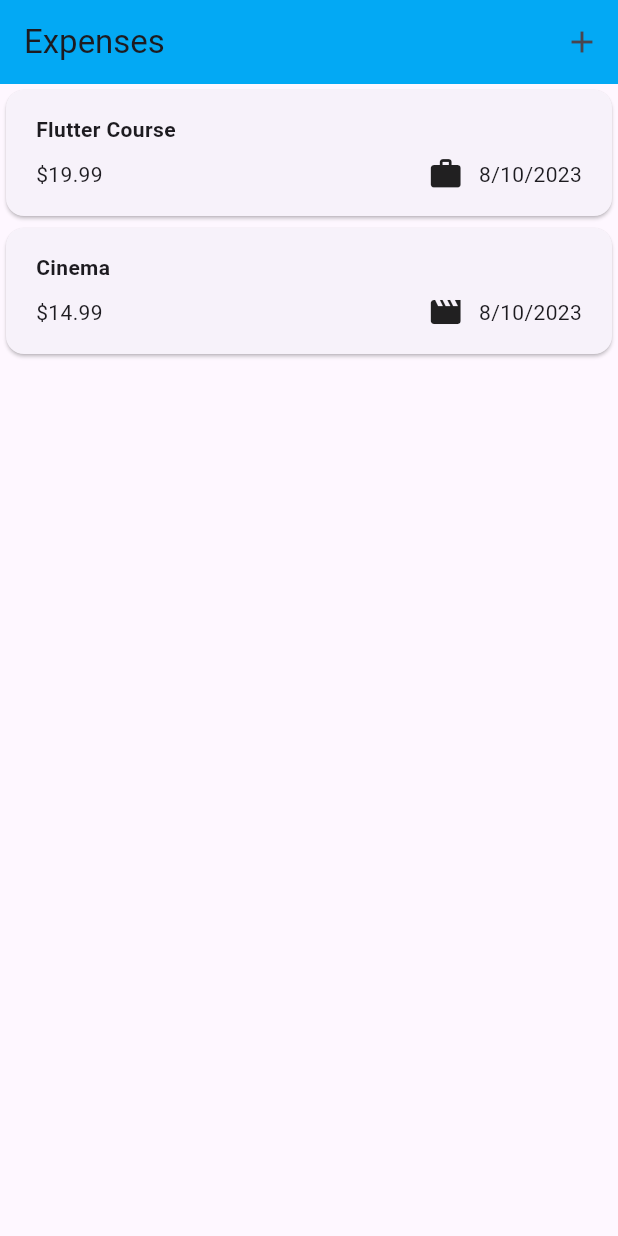
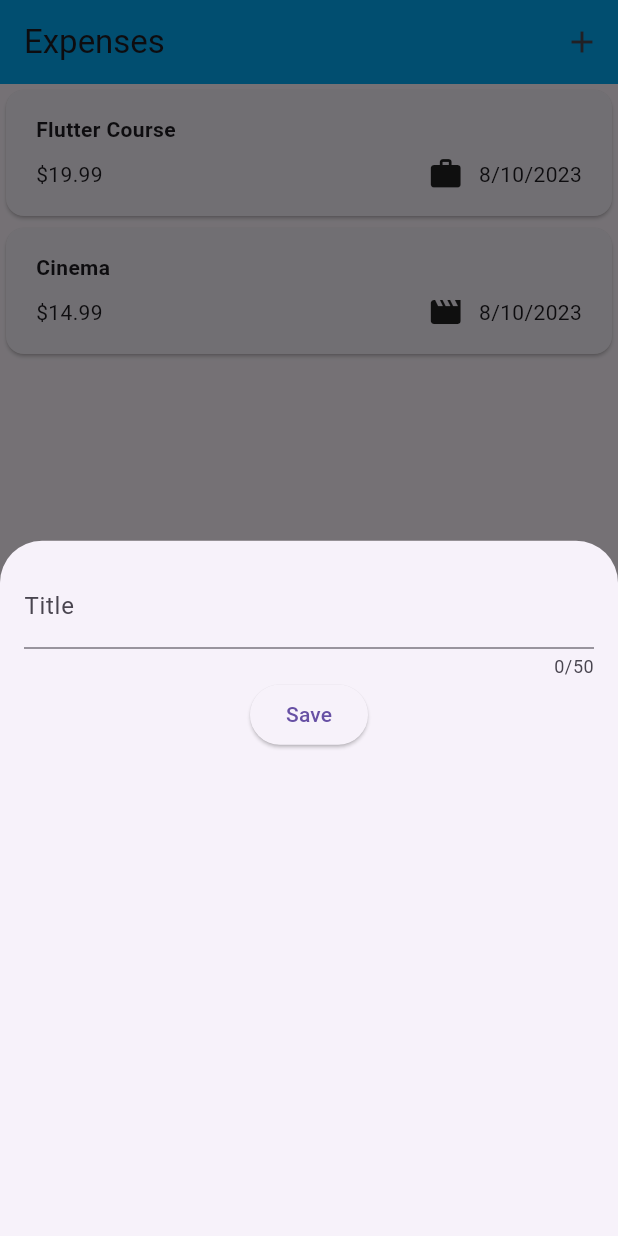
Before and after one commit to davidecarizzoni/flutter_expense_tracker_app, a Flutter app: the screen it shows after launch, after a tap on the "add" icon, on a phone screen of 412 x 824 dp. Run offline on Flutter 3.47's test engine with Material 2 defaults, Android fonts, the phone set to English and light mode, and no system bars.

Commit message:
feat(expenses): modal with input and state changes

```diff
--- a/lib/widgets/expenses.dart
+++ b/lib/widgets/expenses.dart
@@ -1,5 +1,6 @@
 import 'package:expense_tracker/widgets/expenses_list/expenses_list.dart';
 import 'package:expense_tracker/models/expense.dart';
+import 'package:expense_tracker/widgets/new_expense.dart';
 import 'package:flutter/material.dart';
 
 class Expenses extends StatefulWidget {
@@ -25,6 +26,13 @@ class _ExpensesState extends State<Expenses> {
         category: Category.leisure),
   ];
 
+  void _openAddExpenseModal() {
+    showModalBottomSheet(
+      context: context,
+      builder: (ctx) => const NewExpense(),
+    );
+  }
+
   @override
   Widget build(BuildContext context) {
     return Scaffold(
@@ -33,7 +41,7 @@ class _ExpensesState extends State<Expenses> {
         backgroundColor: Colors.lightBlue,
         actions: [
           IconButton(
-            onPressed: () {},
+            onPressed: _openAddExpenseModal,
             icon: const Icon(Icons.add),
           )
         ],
--- /dev/null
+++ b/lib/widgets/new_expense.dart
@@ -0,0 +1,48 @@
+import 'package:flutter/material.dart';
+
+class NewExpense extends StatefulWidget {
+  const NewExpense({super.key});
+
+  @override
+  State<NewExpense> createState() {
+    return _NewExpenseState();
+  }
+}
+
+class _NewExpenseState extends State<NewExpense> {
+  String _title = '';
+  void _onChangeTitle(String value) {
+    // i don't need to use set state because the UI doesn't need to be updated on every keystroke
+    _title = value;
+  }
+
+  void _addExpense() {
+    print(_title);
+  }
+
+  @override
+  Widget build(BuildContext context) {
+    return Padding(
+      padding: const EdgeInsets.all(16),
+      child: ListView(
+        children: [
+          TextField(
+            onChanged: _onChangeTitle,
+            maxLength: 50,
+            keyboardType: TextInputType.text,
+            decoration: const InputDecoration(label: Text('Title')),
+          ),
+          Row(
+            mainAxisAlignment: MainAxisAlignment.center,
+            children: [
+              ElevatedButton(
+                onPressed: _addExpense,
+                child: const Text('Save'),
+              ),
+            ],
+          )
+        ],
+      ),
+    );
+  }
+}
```
